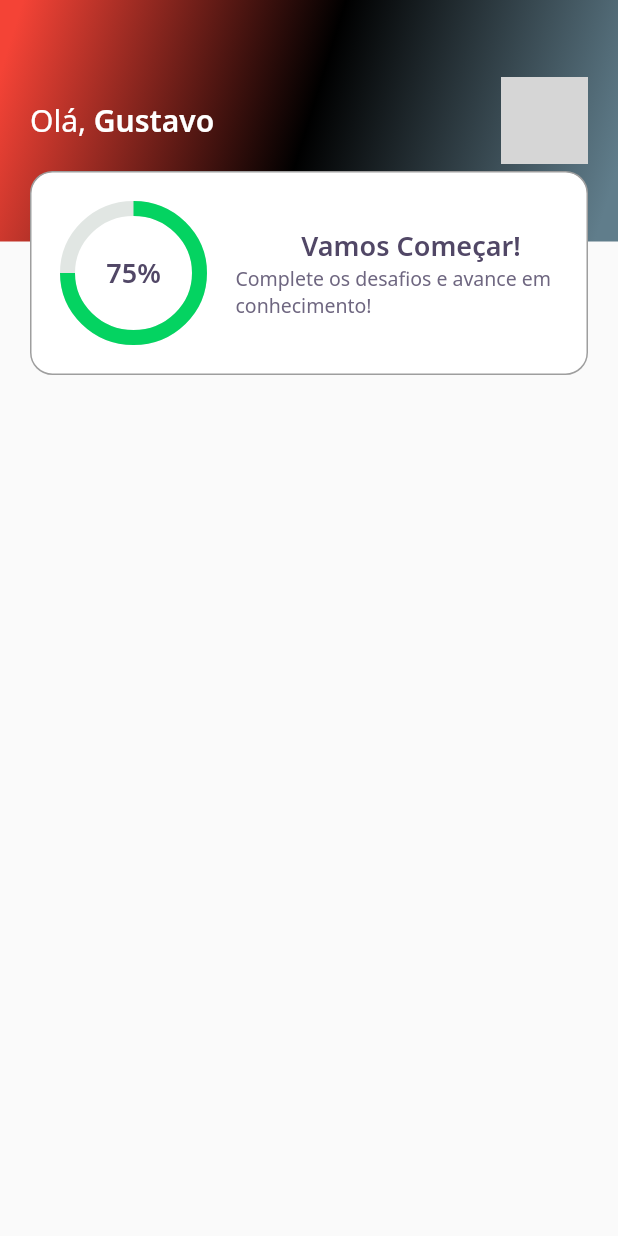
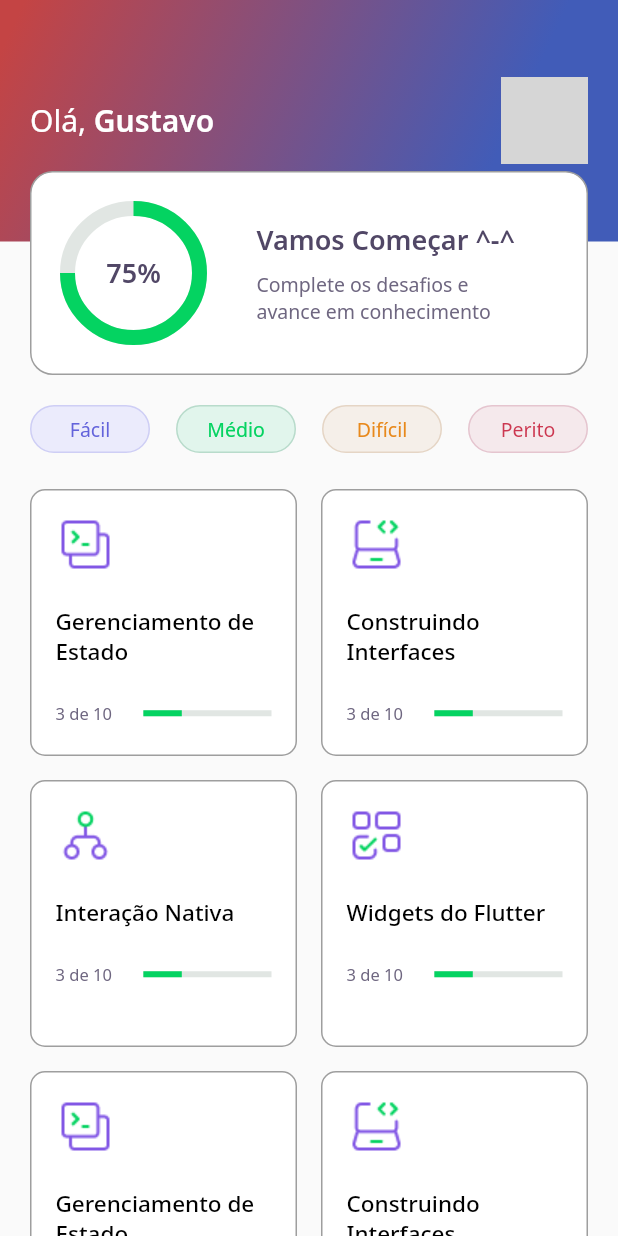
Before and after one commit to GustavoNeri02/quiz_desafios_flutter_nlw, a Flutter app: the screen it shows after launch, on a phone screen of 412 x 824 dp. Run offline on Flutter 3.47's test engine with Material 2 defaults, Android fonts, the phone set to English and light mode, and no system bars; our stand-ins replace google_fonts; network calls fail; grey boxes are pictures that could not be loaded.

Commit message:
Tela principal finalizada. Adicionados widgets para dificuldades e tipo de quiz. Imagens, LinearProgressBar

```diff
--- a/lib/corenwl/app_gradients.dart
+++ b/lib/corenwl/app_gradients.dart
@@ -13,7 +13,9 @@ class AppGradients {
   ], transform: GradientRotation(2.13959913 * pi));
 
   static final linearRedBlackBluegray = LinearGradient(
-      colors: [Colors.red, Colors.black, Colors.blueGrey],
-      stops: [0, 0.5, 1],
-      transform: GradientRotation(0.3));
+      colors: [
+        Color(0xFFC44444),
+        Color(0xFF415CB8)],
+      stops: [0, 0.8],
+      transform: GradientRotation(2.13959913 * pi));
 }
--- a/lib/corenwl/app_widget.dart
+++ b/lib/corenwl/app_widget.dart
@@ -1,5 +1,5 @@
 
-import 'package:aula_1_flutter_nlw/widgets/home/home_page.dart';
+import 'package:aula_1_flutter_nlw/home/home_page.dart';
 import 'package:flutter/material.dart';
 
 class AppWidget extends StatelessWidget {
--- /dev/null
+++ b/lib/home/home_page.dart
@@ -0,0 +1,58 @@
+import 'package:aula_1_flutter_nlw/widgets/appbar/app_bar_widget.dart';
+import 'package:aula_1_flutter_nlw/widgets/levelbutton/level_button_widget.dart';
+import 'package:aula_1_flutter_nlw/widgets/quizcard/quiz_card_widget.dart';
+import 'package:flutter/cupertino.dart';
+import 'package:flutter/material.dart';
+
+class HomePage extends StatefulWidget {
+  @override
+  _HomePageState createState() => _HomePageState();
+}
+
+class _HomePageState extends State<HomePage> {
+  @override
+  Widget build(BuildContext context) {
+    return Scaffold(
+      appBar: AppBarWidget(),
+      body: Container(
+        //color: Color(0XFFDCDCE6),
+        child: Column(
+          children: [
+            Padding(
+              padding: EdgeInsets.only(left: 20, top: 20, right: 20),
+              child: Row(
+                mainAxisAlignment: MainAxisAlignment.spaceBetween,
+                children: [
+                  LevelButtonWidget(label: "Fácil"),
+                  LevelButtonWidget(label: "Médio"),
+                  LevelButtonWidget(label: "Difícil"),
+                  LevelButtonWidget(label: "Perito"),
+                ],
+              ),
+            ),
+            SizedBox(
+              height: 12,
+            ),
+            Expanded(
+              child: GridView.count(
+                crossAxisCount: 2,
+                crossAxisSpacing: 16,
+                mainAxisSpacing: 16,
+                padding:
+                    EdgeInsets.only(left: 20, top: 12, right: 20, bottom: 20),
+                children: [
+                  QuizCardWidget(label: "Gerenciamento de Estado"),
+                  QuizCardWidget(label: "Construindo Interfaces"),
+                  QuizCardWidget(label: "Interação Nativa"),
+                  QuizCardWidget(label: "Widgets do Flutter"),
+                  QuizCardWidget(label: "Gerenciamento de Estado"),
+                  QuizCardWidget(label: "Construindo Interfaces"),
+                ],
+              ),
+            ),
+          ],
+        ),
+      ),
+    );
+  }
+}
--- a/lib/widgets/appbar/app_bar_widget.dart
+++ b/lib/widgets/appbar/app_bar_widget.dart
@@ -8,6 +8,7 @@ class AppBarWidget extends PreferredSize {
       : super(
           preferredSize: Size.fromHeight(250),
           child: Container(
+            //color: Color(0XFFDCDCE6),
             height: 250,
             child: Stack(
               children: [
--- a/lib/widgets/home/home_page.dart
+++ /dev/null
@@ -1,16 +0,0 @@
-import 'package:aula_1_flutter_nlw/widgets/appbar/app_bar_widget.dart';
-import 'package:flutter/material.dart';
-
-class HomePage extends StatefulWidget {
-  @override
-  _HomePageState createState() => _HomePageState();
-}
-
-class _HomePageState extends State<HomePage> {
-  @override
-  Widget build(BuildContext context) {
-    return Scaffold(
-      appBar: AppBarWidget(),
-    );
-  }
-}
--- /dev/null
+++ b/lib/widgets/levelbutton/level_button_widget.dart
@@ -0,0 +1,57 @@
+import 'package:aula_1_flutter_nlw/corenwl/app_colors.dart';
+import 'package:flutter/material.dart';
+import 'package:google_fonts/google_fonts.dart';
+
+class LevelButtonWidget extends StatelessWidget {
+  final String label;
+  LevelButtonWidget({Key key, @required this.label}) :
+        assert(["Fácil", "Médio", "Difícil", "Perito"].contains(label)),
+        super (key: key);
+
+  final types = {
+    "Fácil" : {
+      "color": AppColors.levelButtonFacil,
+      "textColor": AppColors.levelButtonTextFacil,
+      "borderColor": AppColors.levelButtonBorderFacil,
+    },
+    "Médio" : {
+      "color": AppColors.levelButtonMedio,
+      "textColor": AppColors.levelButtonTextMedio,
+      "borderColor": AppColors.levelButtonBorderMedio,
+    },
+    "Difícil" : {
+      "color": AppColors.levelButtonDificil,
+      "textColor": AppColors.levelButtonTextDificil,
+      "borderColor": AppColors.levelButtonBorderDificil,
+    },
+    "Perito" : {
+      "color": AppColors.levelButtonPerito,
+      "textColor": AppColors.levelButtonTextPerito,
+      "borderColor": AppColors.levelButtonBorderPerito,
+    }
+  };
+
+  Color get color => types[label]['color'];
+  Color get textColor => types[label]['textColor'];
+  Color get borderColor => types[label]['borderColor'];
+
+  @override
+  Widget build(BuildContext context) {
+    return Container(
+      width: 80,
+      height: 32,
+      decoration: BoxDecoration(
+        color: color,
+        border: Border.all(color: borderColor),
+        borderRadius: BorderRadius.circular(28),
+      ),
+      child:Center(
+        child: Text(label,
+          style: GoogleFonts.notoSans(
+              color: textColor,
+              fontSize: 13),
+        ),
+      ),
+    );
+  }
+}
--- /dev/null
+++ b/lib/widgets/quizcard/quiz_card_widget.dart
@@ -0,0 +1,89 @@
+import 'package:aula_1_flutter_nlw/corenwl/app_colors.dart';
+import 'package:aula_1_flutter_nlw/corenwl/app_images.dart';
+import 'package:aula_1_flutter_nlw/corenwl/app_text_styles.dart';
+import 'package:flutter/material.dart';
+import 'package:google_fonts/google_fonts.dart';
+
+class QuizCardWidget extends StatelessWidget {
+  final String label;
+  QuizCardWidget({Key key, @required this.label}) :
+        assert(["Gerenciamento de Estado", "Construindo Interfaces",
+          "Interação Nativa", "Widgets do Flutter"].contains(label)),
+        super (key: key);
+
+
+  final types = {
+    "Gerenciamento de Estado": {
+      "image": AppImages.data,
+    },
+    "Construindo Interfaces": {
+      "image": AppImages.laptop,
+    },
+    "Interação Nativa": {
+      "image": AppImages.hierarchy,
+    },
+    "Widgets do Flutter": {
+      "image": AppImages.blocks,
+    },
+  };
+
+  String get image => types[label]['image'];
+
+
+
+
+
+
+  @override
+  Widget build(BuildContext context) {
+    return Container(
+      height: 177,
+      width: 160,
+      decoration: BoxDecoration(
+        color: Colors.white,
+        border: Border.all(color: Colors.grey),
+        borderRadius: BorderRadius.circular(10),
+      ),
+      child: Padding(
+        padding: const EdgeInsets.all(16),
+        child: Column(
+          crossAxisAlignment: CrossAxisAlignment.start,
+          children: [
+            Image.asset(image),
+            SizedBox(
+              height: 21,
+            ),
+            Text(
+              label,
+              style: GoogleFonts.notoSans(
+                color: Colors.black,
+                fontSize: 15,
+                fontWeight: FontWeight.w500,
+              ),
+            ),
+            SizedBox(
+              height: 24,
+            ),
+            Row(
+              children: [
+                Text(
+                  "3 de 10",
+                  style: AppTextStyles.body11,
+                ),
+                SizedBox(width: 21,),
+                Expanded(
+                  flex: 1,
+                  child: LinearProgressIndicator(
+                    value: 0.3,
+                    valueColor: AlwaysStoppedAnimation(AppColors.chartPrimary),
+                    backgroundColor: AppColors.chartSecondary,
+                  ),
+                ),
+              ],
+            )
+          ],
+        ),
+      ),
+    );
+  }
+}
--- a/lib/widgets/scorecard/score_card_widget.dart
+++ b/lib/widgets/scorecard/score_card_widget.dart
@@ -22,16 +22,18 @@ class ScoreCardWidget extends StatelessWidget {
             ),
             Expanded(
               child: Padding(
-                padding: const EdgeInsets.only(left: 24),
+                padding: const EdgeInsets.only(left: 38, right: 42),
                 child: Column(
                   mainAxisAlignment: MainAxisAlignment.center,
+                  crossAxisAlignment: CrossAxisAlignment.start,
                   children: [
                     Text(
-                      "Vamos Começar!",
+                      "Vamos Começar ^-^",
                       style: AppTextStyles.heading,
                     ),
+                    Divider(color: Colors.white,height: 8,),
                     Text(
-                      "Complete os desafios e avance em conhecimento!",
+                      "Complete os desafios e avance em conhecimento",
                       style: AppTextStyles.body,
                     ),
                   ],
```
